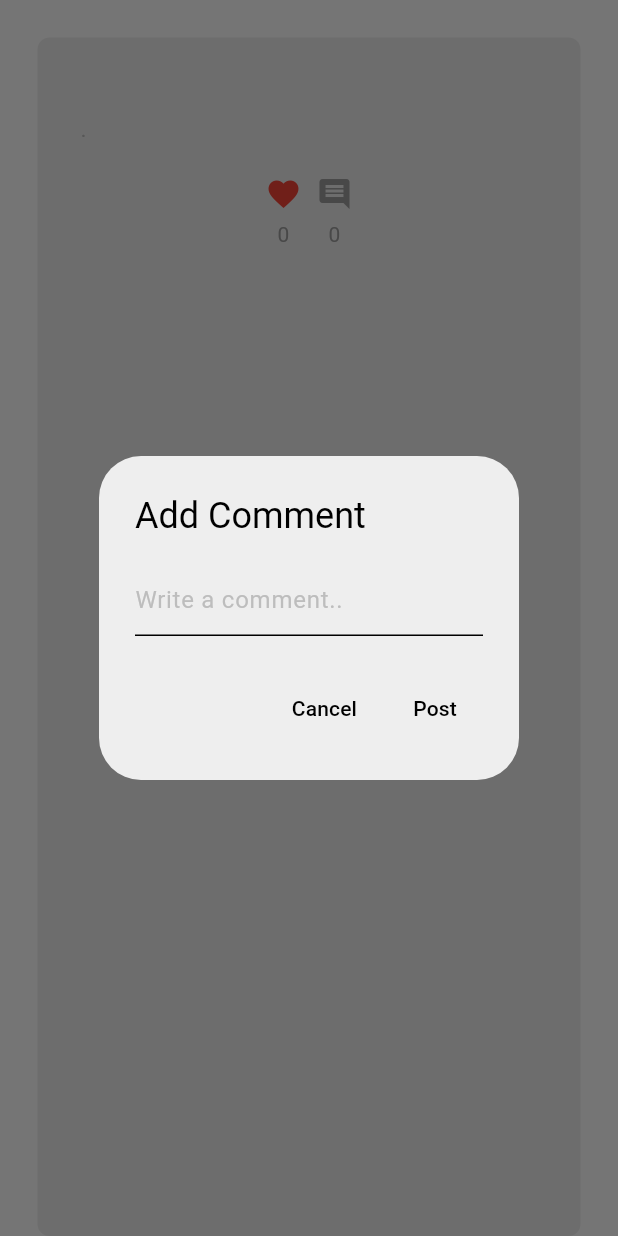
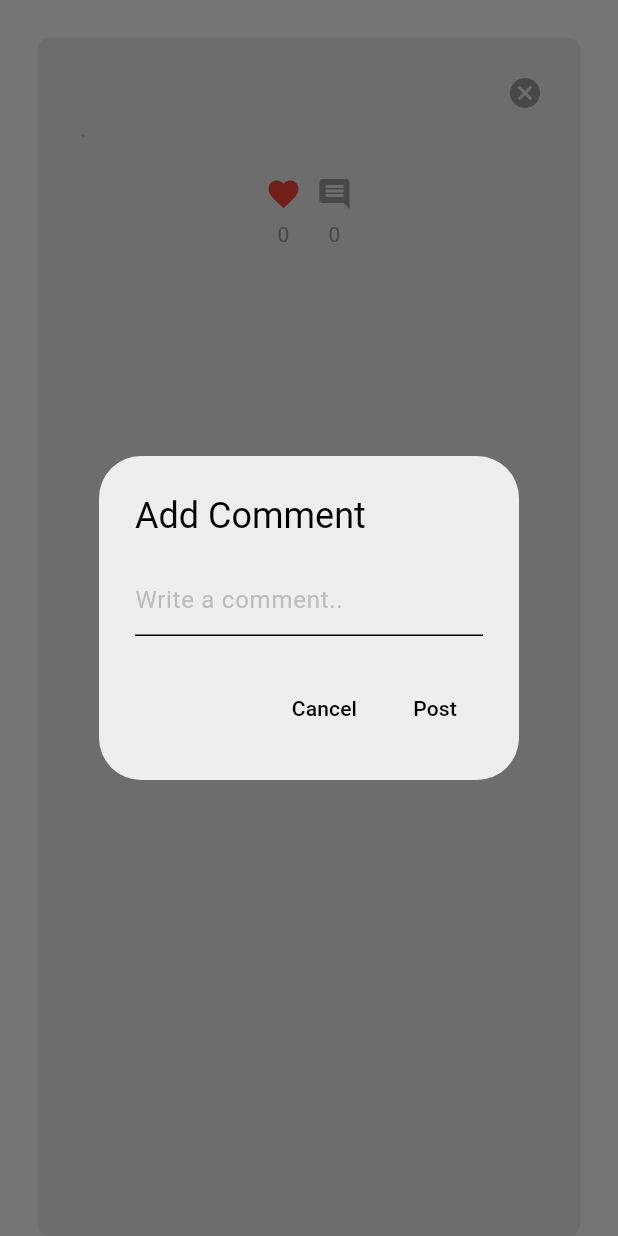
Before and after one commit to unclejames2610/flutter-social-media, a Flutter app: the WallPost widget shown alone on an empty page, opened directly with empty values, after a tap on the "favorite outline" icon, after a tap on the "comment" icon, on a phone screen of 412 x 824 dp. Run offline on Flutter 3.47's test engine with Material 3 defaults, Android fonts, the phone set to English and light mode, and no system bars; our stand-ins replace cloud_firestore, firebase_auth, firebase_core, flutter_dotenv; accounts and stored records are empty; network calls fail.

Commit message:
feat:theme chnages and delete btn

```diff
--- /dev/null
+++ b/lib/components/delete_button.dart
@@ -0,0 +1,17 @@
+import 'package:flutter/material.dart';
+
+class DeleteButton extends StatelessWidget {
+  final void Function()? onTap;
+  const DeleteButton({super.key, required this.onTap});
+
+  @override
+  Widget build(BuildContext context) {
+    return GestureDetector(
+      onTap: onTap,
+      child: const Icon(
+        Icons.cancel,
+        color: Colors.grey,
+      ),
+    );
+  }
+}
--- a/lib/theme/dark_theme.dart
+++ b/lib/theme/dark_theme.dart
@@ -14,4 +14,9 @@ ThemeData darkTheme = ThemeData(
   textSelectionTheme: TextSelectionThemeData(
     cursorColor: Colors.grey[300]!,
   ),
+  textButtonTheme: TextButtonThemeData(
+    style: TextButton.styleFrom(
+      foregroundColor: Colors.white,
+    ),
+  ),
 );
--- a/lib/theme/light_theme.dart
+++ b/lib/theme/light_theme.dart
@@ -16,6 +16,11 @@ ThemeData lightTheme = ThemeData(
   ),
   textSelectionTheme: TextSelectionThemeData(
     cursorColor: Colors.grey[800]!,
+  ),
+  textButtonTheme: TextButtonThemeData(
+    style: TextButton.styleFrom(
+      foregroundColor: Colors.black,
+    ),
   ),
 );
 
```
Also changed, not shown: lib/components/wall_post.dart (+65 -1 lines), lib/pages/home_page.dart (+7 -4 lines).
